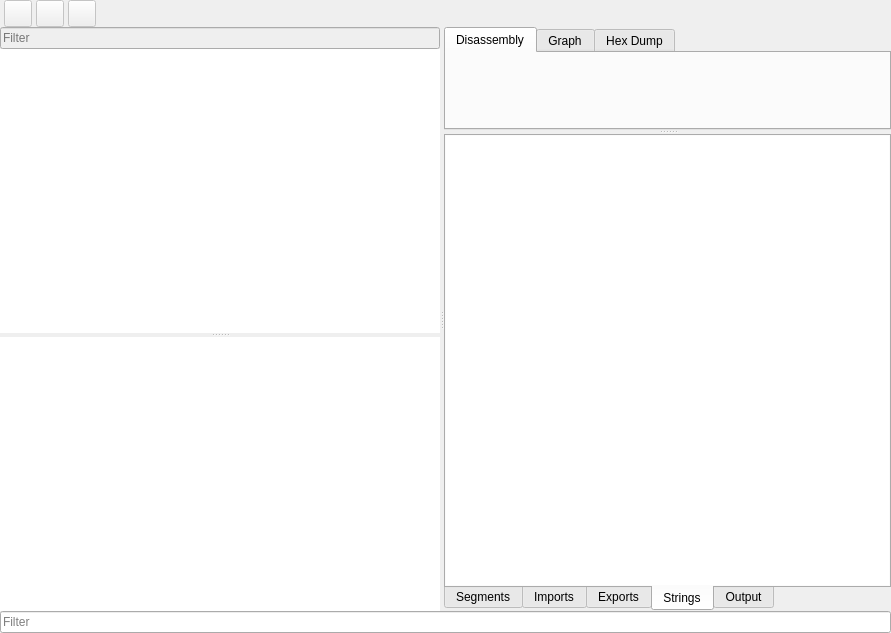
This is widgets/disassemblerview/disassemblerview.ui in REDasmOrg/REDasm as Qt 5 draws it before an edit. The edited form follows.
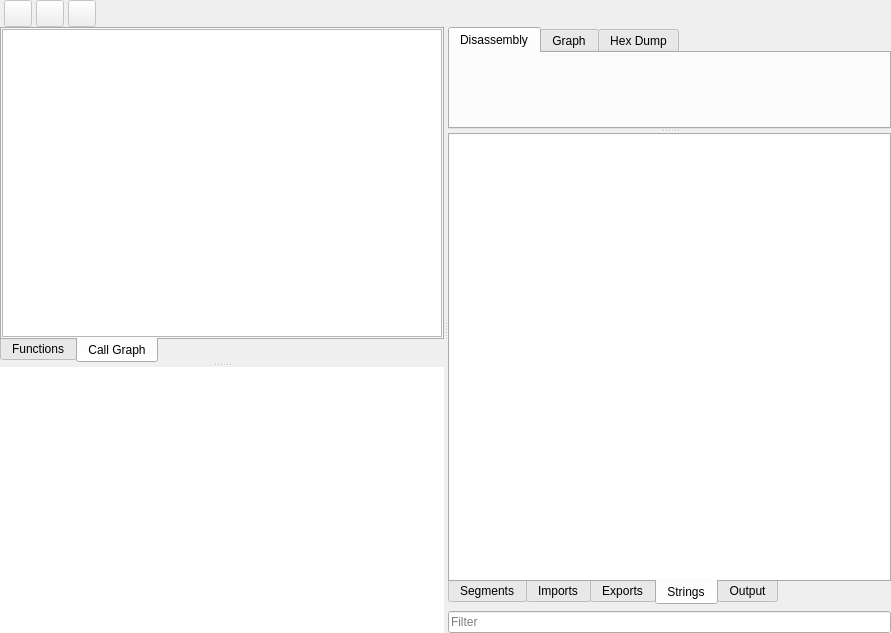
This is the edited form. The open tabs and pages were chosen to show the change. Icons and pictures are not drawn. Custom widgets are drawn as their Qt base class.

Commit message: Implemented new Call Stack

The edit to the form file:
```diff
--- a/widgets/disassemblerview/disassemblerview.ui
+++ b/widgets/disassemblerview/disassemblerview.ui
@@ -13,7 +13,7 @@
   <property name="windowTitle">
    <string>Form</string>
   </property>
-  <layout class="QVBoxLayout" name="verticalLayout_4" stretch="0,1,0">
+  <layout class="QVBoxLayout" name="verticalLayout_9" stretch="0,1">
    <property name="spacing">
     <number>0</number>
    </property>
@@ -120,16 +120,41 @@
       <property name="orientation">
        <enum>Qt::Vertical</enum>
       </property>
-      <widget class="QWidget" name="layoutWidget">
-       <layout class="QVBoxLayout" name="verticalLayout">
+      <widget class="QTabWidget" name="tabModels">
+       <property name="tabPosition">
+        <enum>QTabWidget::South</enum>
+       </property>
+       <property name="currentIndex">
+        <number>0</number>
+       </property>
+       <widget class="QWidget" name="tabFunctions">
+        <attribute name="title">
+         <string>Functions</string>
+        </attribute>
+        <layout class="QVBoxLayout" name="verticalLayout" stretch="1,0">
         <property name="spacing">
          <number>0</number>
         </property>
+         <property name="leftMargin">
+          <number>0</number>
+         </property>
+         <property name="topMargin">
+          <number>0</number>
+         </property>
+         <property name="rightMargin">
+          <number>0</number>
+         </property>
+         <property name="bottomMargin">
+          <number>0</number>
+         </property>
         <item>
          <widget class="QLineEdit" name="leFunctionFilter">
           <property name="enabled">
            <bool>false</bool>
           </property>
+           <property name="frame">
+            <bool>false</bool>
+           </property>
           <property name="placeholderText">
            <string>Filter</string>
           </property>
@@ -177,6 +202,48 @@
         </item>
        </layout>
       </widget>
+       <widget class="QWidget" name="tabCallGraph">
+        <attribute name="title">
+         <string>Call Graph</string>
+        </attribute>
+        <layout class="QVBoxLayout" name="verticalLayout_10">
+         <property name="spacing">
+          <number>0</number>
+         </property>
+         <property name="leftMargin">
+          <number>0</number>
+         </property>
+         <property name="topMargin">
+          <number>0</number>
+         </property>
+         <property name="rightMargin">
+          <number>0</number>
+         </property>
+         <property name="bottomMargin">
+          <number>0</number>
+         </property>
+         <item>
+          <widget class="QTreeView" name="tvCallGraph">
+           <property name="rootIsDecorated">
+            <bool>true</bool>
+           </property>
+           <property name="uniformRowHeights">
+            <bool>true</bool>
+           </property>
+           <property name="allColumnsShowFocus">
+            <bool>true</bool>
+           </property>
+           <property name="expandsOnDoubleClick">
+            <bool>false</bool>
+           </property>
+           <attribute name="headerStretchLastSection">
+            <bool>false</bool>
+           </attribute>
+          </widget>
+         </item>
+        </layout>
+       </widget>
+      </widget>
       <widget class="QTreeView" name="tvReferences">
        <property name="frameShape">
         <enum>QFrame::NoFrame</enum>
@@ -210,6 +277,9 @@
        </attribute>
       </widget>
      </widget>
+     <widget class="QWidget" name="layoutWidget">
+      <layout class="QVBoxLayout" name="verticalLayout_4">
+       <item>
      <widget class="QSplitter" name="vSplitter">
       <property name="orientation">
        <enum>Qt::Vertical</enum>
@@ -508,13 +578,16 @@
        </widget>
       </widget>
      </widget>
-    </widget>
    </item>
    <item>
     <widget class="QLineEdit" name="leFilter">
      <property name="placeholderText">
       <string>Filter</string>
      </property>
+        </widget>
+       </item>
+      </layout>
+     </widget>
     </widget>
    </item>
   </layout>
```
Lines whose indentation alone changed are shown as unchanged. The commit also changes 9 other files.
